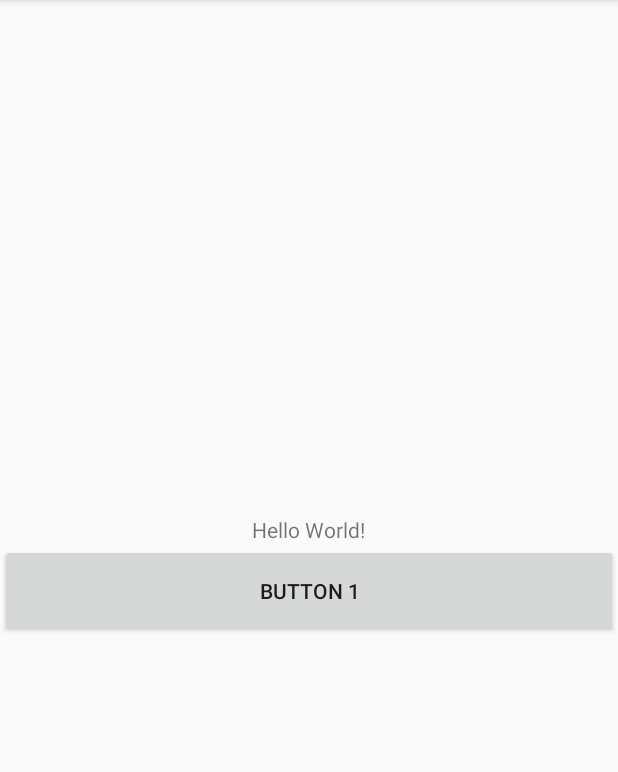
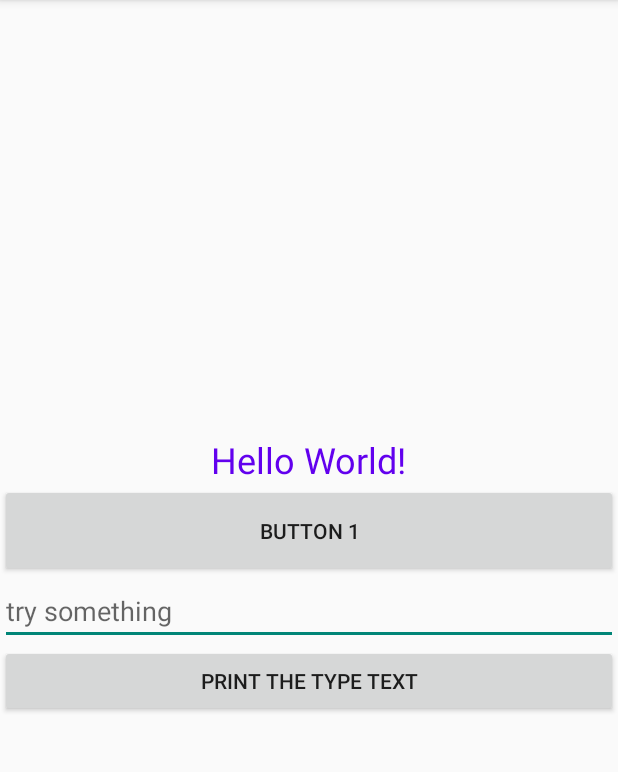
Before and after one commit to majiajun1/RouteToAndroid, an Android app: the screen it shows after launch (MainActivity), on a phone screen of 412 x 824 dp, the part 84-856 px from its top. Run offline under Robolectric (Android 15) with nearby library versions, the phone set to English and light mode, and no system bars.

Commit message:
202512111800

```diff
--- a/app/src/main/res/layout/activity_main.xml
+++ b/app/src/main/res/layout/activity_main.xml
@@ -12,6 +12,8 @@
     <TextView
         android:layout_width="wrap_content"
         android:layout_height="wrap_content"
+        android:textSize="24sp"
+        android:textColor="@color/purple_500"
         android:text="Hello World!"/>
 
 
@@ -24,6 +26,19 @@
 
         />
 
+    <EditText
+        android:layout_width="match_parent"
+        android:layout_height="wrap_content"
+        android:id="@+id/editText"
+        android:hint="try something"
+        android:maxLines="2"
+        />
+
+    <Button
+        android:layout_width="match_parent"
+        android:layout_height="wrap_content"
+        android:text="Print the type text"
+        android:id="@+id/printType"/>
 
 
 
```
Also changed, not shown: app/src/main/java/com/example/myapplication/MainActivity.java (+13 -0 lines), 1 other file.
